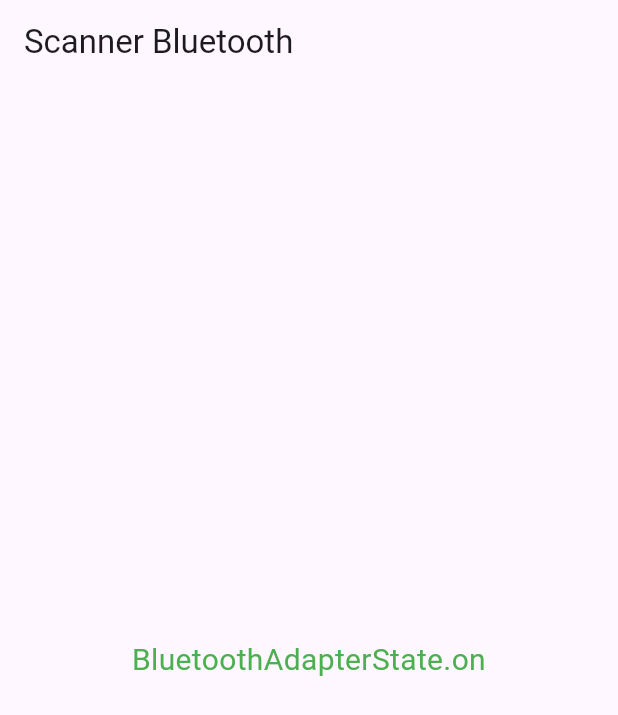
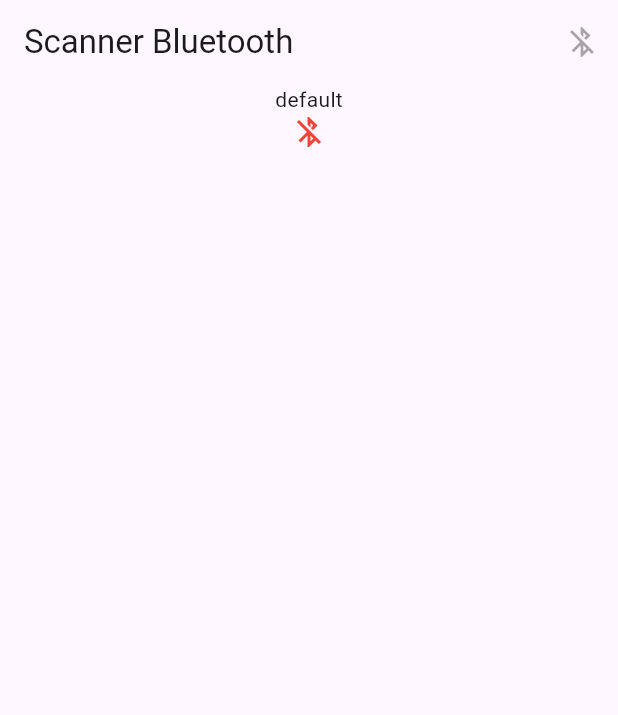
Before and after one commit to ODLTour/Flutter_FOGO, a Flutter app: the screen it shows after launch, on a phone screen of 412 x 824 dp. Shown: the top 715 px of the screen. Run offline on Flutter 3.47's test engine with Material 3 defaults, Android fonts, the phone set to English and light mode, and no system bars; our stand-ins replace bloc, equatable, flutter_blue_plus.

Commit message:
feat: integrate BLoC in UI
Flutter blue plus stream isnt connected

```diff
--- a/lib/main.dart
+++ b/lib/main.dart
@@ -11,8 +11,6 @@ void main() {
 
 class MyApp extends StatelessWidget {
   const MyApp({super.key});
-
-  // This widget is the root of your application.
   @override
   Widget build(BuildContext context) {
     final BluetoothBloc bluetoothBloc = BluetoothBloc();
--- a/lib/pages/home_page.dart
+++ b/lib/pages/home_page.dart
@@ -1,3 +1,5 @@
+import 'package:bluetooth_detect_01/bluetooth/bluetooth_event.dart';
+import 'package:bluetooth_detect_01/bluetooth/bluetooth_state.dart';
 import 'package:flutter/material.dart';
 import 'package:flutter_blue_plus/flutter_blue_plus.dart' as fb;
 import 'package:bluetooth_detect_01/bluetooth/bluetooth_bloc.dart';
@@ -12,24 +14,31 @@ class MyHomePage extends StatefulWidget {
 }
 
 class _MyHomePageState extends State<MyHomePage> {
-  fb.BluetoothAdapterState _bluetoothAdapterState =
-      fb.BluetoothAdapterState.unknown;
-  late StreamSubscription<fb.BluetoothAdapterState> _adapterStateSubscription;
+  // fb.BluetoothAdapterState _bluetoothAdapterState =
+  //     fb.BluetoothAdapterState.unknown;
+  // late StreamSubscription<fb.BluetoothAdapterState> _adapterStateSubscription;
+  late StreamSubscription<BluetoothState> _bluetoothStateSubscription;
 
   @override
   void initState() {
     super.initState();
-    _adapterStateSubscription = fb.FlutterBluePlus.adapterState.listen((state) {
-      _bluetoothAdapterState = state;
-      if (mounted) {
-        setState(() {});
-      }
+    widget.bluetoothBloc.add(
+      BluetoothStatusChanged(fb.BluetoothAdapterState.unknown),
+    );
+    _bluetoothStateSubscription = widget.bluetoothBloc.stream.listen((state) {
+      setState(() {});
     });
+    // _adapterStateSubscription = fb.FlutterBluePlus.adapterState.listen((state) {
+    //   _bluetoothAdapterState = state;
+    //   if (mounted) {
+    //     setState(() {});
+    //   }
+    // });
   }
 
   @override
   void dispose() {
-    _adapterStateSubscription.cancel();
+    _bluetoothStateSubscription.cancel();
     super.dispose();
   }
 
@@ -51,23 +60,69 @@ class _MyHomePageState extends State<MyHomePage> {
   @override
   Widget build(BuildContext context) {
     return Scaffold(
-      appBar: AppBar(title: const Text('Scanner Bluetooth')),
-      body: Center(
-        child: Column(
-          mainAxisAlignment: MainAxisAlignment.center,
-          children: [
-            Text(
-              _getBluetoothStatusMessage(_bluetoothAdapterState),
-              textAlign: TextAlign.center,
-              style: TextStyle(
-                fontSize: 20,
-                color: _bluetoothAdapterState == fb.BluetoothAdapterState.on
-                    ? Colors.green
-                    : Colors.red,
-              ),
-            ),
-          ],
-        ),
+      appBar: AppBar(
+        title: const Text('Scanner Bluetooth'),
+        actions: [
+          StreamBuilder<BluetoothState>(
+            initialData: widget.bluetoothBloc.state,
+            stream: widget.bluetoothBloc.stream,
+            builder: (context, snapshot) {
+              if (snapshot.hasData) {
+                final state = snapshot.data!;
+
+                if (state.bluetoothAdapterState !=
+                    fb.BluetoothAdapterState.on) {
+                  return IconButton(
+                    onPressed: null,
+                    icon: const Icon(Icons.bluetooth_disabled),
+                  );
+                }
+                if (state.scanStatus == BluetoothStateStatus.scanning) {
+                  return IconButton(
+                    onPressed: () => widget.bluetoothBloc.add(ScanStopped()),
+                    icon: const Icon(Icons.stop),
+                  );
+                }
+                if (state.scanStatus == BluetoothStateStatus.stop) {
+                  return IconButton(
+                    onPressed: () => widget.bluetoothBloc.add(ScanStarted()),
+                    icon: const Icon(Icons.start),
+                  );
+                }
+              }
+              return const SizedBox.shrink();
+            },
+          ),
+        ],
+      ),
+      body: StreamBuilder<BluetoothState>(
+        initialData: widget.bluetoothBloc.state,
+        stream: widget.bluetoothBloc.stream,
+        builder: (context, snapshot) {
+          if (snapshot.hasData) {
+            final state = snapshot.data!;
+            if (state.bluetoothAdapterState != fb.BluetoothAdapterState.on) {
+              return Center(
+                child: Column(
+                  children: [
+                    Text(
+                      _getBluetoothStatusMessage(state.bluetoothAdapterState),
+                    ),
+                    Icon(Icons.bluetooth_disabled, color: Colors.red),
+                  ],
+                ),
+              );
+            }
+            if (state.scanStatus == BluetoothStateStatus.scanning) {
+              //TODO
+              //si la liste des appareils est vide
+              //sinon
+            }
+            //TODO
+            //si pas de scan en cours, afficher qqchose ?
+          }
+          return const SizedBox.shrink();
+        },
       ),
     );
   }
```
